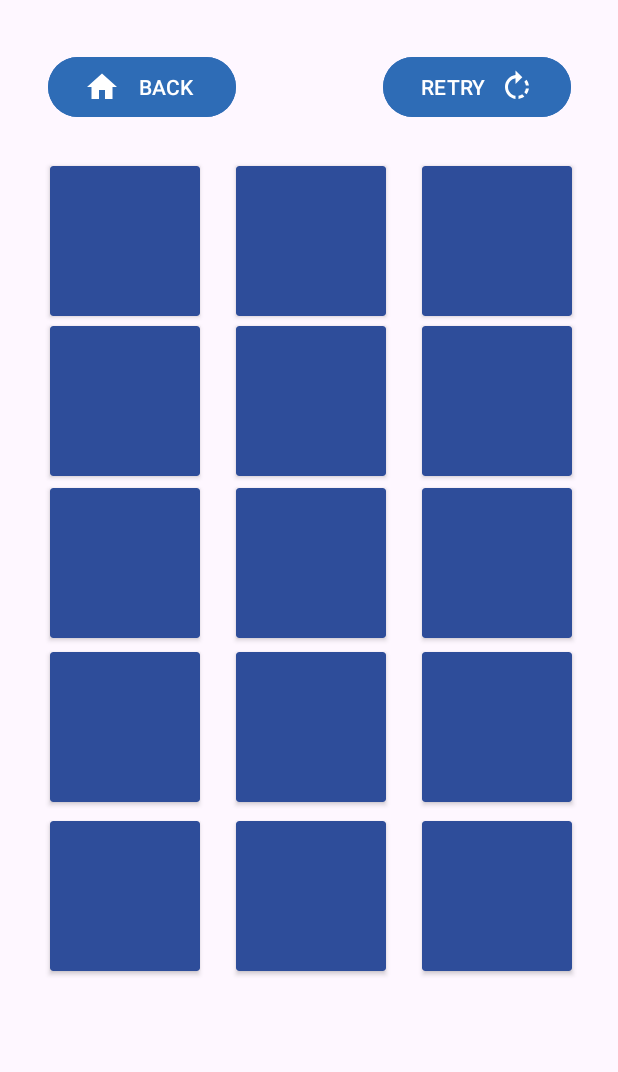
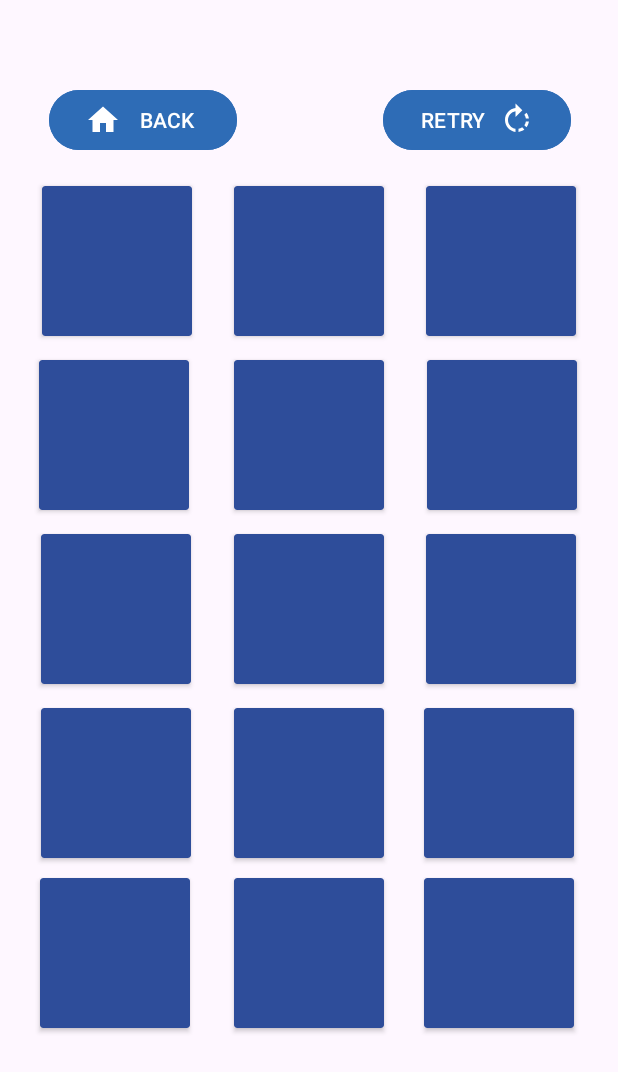
Before and after one commit to PyroJayxX/MobileGame-AppDev-Project, an Android app: the screen it shows after launch (MainActivity), on a phone screen of 412 x 824 dp. Shown: the top 1072 px of the screen. Run offline under Robolectric (Android 15) with nearby library versions, the phone set to English and light mode, and no system bars.

Commit message:
- Fixed constraints of cards causing them to overlap with each other

```diff
--- a/app/src/main/java/com/example/mobilegameappdevproject/MainActivity.java
+++ b/app/src/main/java/com/example/mobilegameappdevproject/MainActivity.java
@@ -1,6 +1,7 @@
 package com.example.mobilegameappdevproject;
 
 import android.os.Bundle;
+import android.view.View;
 
 import androidx.activity.EdgeToEdge;
 import androidx.appcompat.app.AppCompatActivity;
--- a/app/src/main/res/layout/activity_main.xml
+++ b/app/src/main/res/layout/activity_main.xml
@@ -101,21 +101,22 @@
                 android:id="@+id/btnBack"
                 android:layout_width="125dp"
                 android:layout_height="wrap_content"
+                android:layout_marginTop="36dp"
                 android:backgroundTint="#2E6CB6"
                 android:drawableLeft="@drawable/home_icon"
                 android:text="BACK"
                 android:textColor="#FFFFFF"
                 app:layout_constraintBottom_toTopOf="@+id/cardView1"
                 app:layout_constraintEnd_toEndOf="parent"
-                app:layout_constraintHorizontal_bias="0.111"
+                app:layout_constraintHorizontal_bias="0.115"
                 app:layout_constraintStart_toStartOf="parent"
-                app:layout_constraintTop_toTopOf="parent"
-                app:layout_constraintVertical_bias="0.542" />
+                app:layout_constraintTop_toTopOf="parent" />
 
             <Button
                 android:id="@+id/btnRetry"
                 android:layout_width="125dp"
                 android:layout_height="wrap_content"
+                android:layout_marginTop="36dp"
                 android:backgroundTint="#2E6CB6"
                 android:drawableRight="@drawable/retry_icon"
                 android:text="RETRY"
@@ -124,32 +125,27 @@
                 app:layout_constraintEnd_toEndOf="parent"
                 app:layout_constraintHorizontal_bias="0.891"
                 app:layout_constraintStart_toStartOf="parent"
-                app:layout_constraintTop_toTopOf="parent"
-                app:layout_constraintVertical_bias="0.542" />
+                app:layout_constraintTop_toTopOf="parent" />
 
             <androidx.cardview.widget.CardView
                 android:id="@+id/cardView1"
                 android:layout_width="100dp"
                 android:layout_height="100dp"
+                android:layout_marginTop="124dp"
                 android:backgroundTint="#2E4D9A"
-                app:layout_constraintBottom_toBottomOf="parent"
-                app:layout_constraintEnd_toEndOf="parent"
-                app:layout_constraintHorizontal_bias="0.106"
+                app:layout_constraintEnd_toStartOf="@+id/cardView2"
                 app:layout_constraintStart_toStartOf="parent"
-                app:layout_constraintTop_toTopOf="parent"
-                app:layout_constraintVertical_bias="0.153" />
+                app:layout_constraintTop_toTopOf="parent" />
 
             <androidx.cardview.widget.CardView
                 android:id="@+id/cardView2"
                 android:layout_width="100dp"
                 android:layout_height="100dp"
+                android:layout_marginTop="124dp"
                 android:backgroundTint="#2E4D9A"
-                app:layout_constraintBottom_toBottomOf="parent"
                 app:layout_constraintEnd_toEndOf="parent"
-                app:layout_constraintHorizontal_bias="0.504"
                 app:layout_constraintStart_toStartOf="parent"
-                app:layout_constraintTop_toTopOf="parent"
-                app:layout_constraintVertical_bias="0.153">
+                app:layout_constraintTop_toTopOf="parent">
 
             </androidx.cardview.widget.CardView>
 
@@ -157,13 +153,11 @@
                 android:id="@+id/cardView3"
                 android:layout_width="100dp"
                 android:layout_height="100dp"
+                android:layout_marginTop="124dp"
                 android:backgroundTint="#2E4D9A"
-                app:layout_constraintBottom_toBottomOf="parent"
                 app:layout_constraintEnd_toEndOf="parent"
-                app:layout_constraintHorizontal_bias="0.902"
-                app:layout_constraintStart_toStartOf="parent"
-                app:layout_constraintTop_toTopOf="parent"
-                app:layout_constraintVertical_bias="0.153">
+                app:layout_constraintStart_toEndOf="@+id/cardView2"
+                app:layout_constraintTop_toTopOf="parent">
 
             </androidx.cardview.widget.CardView>
 
@@ -171,25 +165,22 @@
                 android:id="@+id/cardView4"
                 android:layout_width="100dp"
                 android:layout_height="100dp"
+                android:layout_marginTop="16dp"
                 android:backgroundTint="#2E4D9A"
-                app:layout_constraintBottom_toBottomOf="parent"
-                app:layout_constraintEnd_toEndOf="parent"
-                app:layout_constraintHorizontal_bias="0.106"
+                app:layout_constraintEnd_toStartOf="@+id/cardView5"
+                app:layout_constraintHorizontal_bias="0.464"
                 app:layout_constraintStart_toStartOf="parent"
-                app:layout_constraintTop_toTopOf="parent"
-                app:layout_constraintVertical_bias="0.3" />
+                app:layout_constraintTop_toBottomOf="@+id/cardView1" />
 
             <androidx.cardview.widget.CardView
                 android:id="@+id/cardView5"
                 android:layout_width="100dp"
                 android:layout_height="100dp"
+                android:layout_marginTop="16dp"
                 android:backgroundTint="#2E4D9A"
-                app:layout_constraintBottom_toBottomOf="parent"
                 app:layout_constraintEnd_toEndOf="parent"
-                app:layout_constraintHorizontal_bias="0.504"
                 app:layout_constraintStart_toStartOf="parent"
-                app:layout_constraintTop_toTopOf="parent"
-                app:layout_constraintVertical_bias="0.3">
+                app:layout_constraintTop_toBottomOf="@+id/cardView2">
 
             </androidx.cardview.widget.CardView>
 
@@ -197,13 +188,12 @@
                 android:id="@+id/cardView6"
                 android:layout_width="100dp"
                 android:layout_height="100dp"
+                android:layout_marginTop="16dp"
                 android:backgroundTint="#2E4D9A"
-                app:layout_constraintBottom_toBottomOf="parent"
                 app:layout_constraintEnd_toEndOf="parent"
-                app:layout_constraintHorizontal_bias="0.902"
-                app:layout_constraintStart_toStartOf="parent"
-                app:layout_constraintTop_toTopOf="parent"
-                app:layout_constraintVertical_bias="0.3">
+                app:layout_constraintHorizontal_bias="0.509"
+                app:layout_constraintStart_toEndOf="@+id/cardView5"
+                app:layout_constraintTop_toBottomOf="@+id/cardView3">
 
             </androidx.cardview.widget.CardView>
 
@@ -211,13 +201,12 @@
                 android:id="@+id/cardView7"
                 android:layout_width="100dp"
                 android:layout_height="100dp"
+                android:layout_marginTop="16dp"
                 android:backgroundTint="#2E4D9A"
-                app:layout_constraintBottom_toBottomOf="parent"
-                app:layout_constraintEnd_toEndOf="parent"
-                app:layout_constraintHorizontal_bias="0.106"
+                app:layout_constraintEnd_toStartOf="@+id/cardView8"
+                app:layout_constraintHorizontal_bias="0.49"
                 app:layout_constraintStart_toStartOf="parent"
-                app:layout_constraintTop_toTopOf="parent"
-                app:layout_constraintVertical_bias="0.449">
+                app:layout_constraintTop_toBottomOf="@+id/cardView4">
 
             </androidx.cardview.widget.CardView>
 
@@ -225,13 +214,11 @@
                 android:id="@+id/cardView8"
                 android:layout_width="100dp"
                 android:layout_height="100dp"
+                android:layout_marginTop="16dp"
                 android:backgroundTint="#2E4D9A"
-                app:layout_constraintBottom_toBottomOf="parent"
                 app:layout_constraintEnd_toEndOf="parent"
-                app:layout_constraintHorizontal_bias="0.504"
                 app:layout_constraintStart_toStartOf="parent"
-                app:layout_constraintTop_toTopOf="parent"
-                app:layout_constraintVertical_bias="0.449">
+                app:layout_constraintTop_toBottomOf="@+id/cardView5">
 
             </androidx.cardview.widget.CardView>
 
@@ -239,13 +226,11 @@
                 android:id="@+id/cardView9"
                 android:layout_width="100dp"
                 android:layout_height="100dp"
+                android:layout_marginTop="16dp"
                 android:backgroundTint="#2E4D9A"
-                app:layout_constraintBottom_toBottomOf="parent"
                 app:layout_constraintEnd_toEndOf="parent"
-                app:layout_constraintHorizontal_bias="0.902"
-                app:layout_constraintStart_toStartOf="parent"
-                app:layout_constraintTop_toTopOf="parent"
-                app:layout_constraintVertical_bias="0.449">
+                app:layout_constraintStart_toEndOf="@+id/cardView8"
+                app:layout_constraintTop_toBottomOf="@+id/cardView6">
 
             </androidx.cardview.widget.CardView>
 
@@ -253,25 +238,22 @@
                 android:id="@+id/cardView10"
                 android:layout_width="100dp"
                 android:layout_height="100dp"
+                android:layout_marginTop="16dp"
                 android:backgroundTint="#2E4D9A"
-                app:layout_constraintBottom_toBottomOf="parent"
-                app:layout_constraintEnd_toEndOf="parent"
-                app:layout_constraintHorizontal_bias="0.106"
+                app:layout_constraintEnd_toStartOf="@+id/cardView11"
+                app:layout_constraintHorizontal_bias="0.49"
                 app:layout_constraintStart_toStartOf="parent"
-                app:layout_constraintTop_toTopOf="parent"
-                app:layout_constraintVertical_bias="0.6" />
+                app:layout_constraintTop_toBottomOf="@+id/cardView7" />
 
             <androidx.cardview.widget.CardView
                 android:id="@+id/cardView11"
                 android:layout_width="100dp"
                 android:layout_height="100dp"
+                android:layout_marginTop="16dp"
                 android:backgroundTint="#2E4D9A"
-                app:layout_constraintBottom_toBottomOf="parent"
                 app:layout_constraintEnd_toEndOf="parent"
-                app:layout_constraintHorizontal_bias="0.504"
                 app:layout_constraintStart_toStartOf="parent"
-                app:layout_constraintTop_toTopOf="parent"
-                app:layout_constraintVertical_bias="0.6">
+                app:layout_constraintTop_toBottomOf="@+id/cardView8">
 
             </androidx.cardview.widget.CardView>
 
@@ -279,13 +261,12 @@
                 android:id="@+id/cardView12"
                 android:layout_width="100dp"
                 android:layout_height="100dp"
+                android:layout_marginTop="16dp"
                 android:backgroundTint="#2E4D9A"
-                app:layout_constraintBottom_toBottomOf="parent"
                 app:layout_constraintEnd_toEndOf="parent"
-                app:layout_constraintHorizontal_bias="0.902"
-                app:layout_constraintStart_toStartOf="parent"
-                app:layout_constraintTop_toTopOf="parent"
-                app:layout_constraintVertical_bias="0.6">
+                app:layout_constraintHorizontal_bias="0.482"
+                app:layout_constraintStart_toEndOf="@+id/cardView11"
+                app:layout_constraintTop_toBottomOf="@+id/cardView9">
 
             </androidx.cardview.widget.CardView>
 
@@ -293,25 +274,26 @@
                 android:id="@+id/cardView13"
                 android:layout_width="100dp"
                 android:layout_height="100dp"
+                android:layout_marginTop="8dp"
                 android:backgroundTint="#2E4D9A"
                 app:layout_constraintBottom_toBottomOf="parent"
-                app:layout_constraintEnd_toEndOf="parent"
-                app:layout_constraintHorizontal_bias="0.106"
+                app:layout_constraintEnd_toStartOf="@+id/cardView14"
+                app:layout_constraintHorizontal_bias="0.472"
                 app:layout_constraintStart_toStartOf="parent"
-                app:layout_constraintTop_toTopOf="parent"
-                app:layout_constraintVertical_bias="0.756" />
+                app:layout_constraintTop_toBottomOf="@+id/cardView10"
+                app:layout_constraintVertical_bias="0.037" />
 
             <androidx.cardview.widget.CardView
                 android:id="@+id/cardView14"
                 android:layout_width="100dp"
                 android:layout_height="100dp"
+                android:layout_marginTop="8dp"
                 android:backgroundTint="#2E4D9A"
                 app:layout_constraintBottom_toBottomOf="parent"
                 app:layout_constraintEnd_toEndOf="parent"
-                app:layout_constraintHorizontal_bias="0.504"
                 app:layout_constraintStart_toStartOf="parent"
-                app:layout_constraintTop_toTopOf="parent"
-                app:layout_constraintVertical_bias="0.756">
+                app:layout_constraintTop_toBottomOf="@+id/cardView11"
+                app:layout_constraintVertical_bias="0.037">
 
             </androidx.cardview.widget.CardView>
 
@@ -319,13 +301,14 @@
                 android:id="@+id/cardView15"
                 android:layout_width="100dp"
                 android:layout_height="100dp"
+                android:layout_marginTop="8dp"
                 android:backgroundTint="#2E4D9A"
                 app:layout_constraintBottom_toBottomOf="parent"
                 app:layout_constraintEnd_toEndOf="parent"
-                app:layout_constraintHorizontal_bias="0.902"
-                app:layout_constraintStart_toStartOf="parent"
-                app:layout_constraintTop_toTopOf="parent"
-                app:layout_constraintVertical_bias="0.756">
+                app:layout_constraintHorizontal_bias="0.482"
+                app:layout_constraintStart_toEndOf="@+id/cardView14"
+                app:layout_constraintTop_toBottomOf="@+id/cardView12"
+                app:layout_constraintVertical_bias="0.037">
 
             </androidx.cardview.widget.CardView>
 
```
